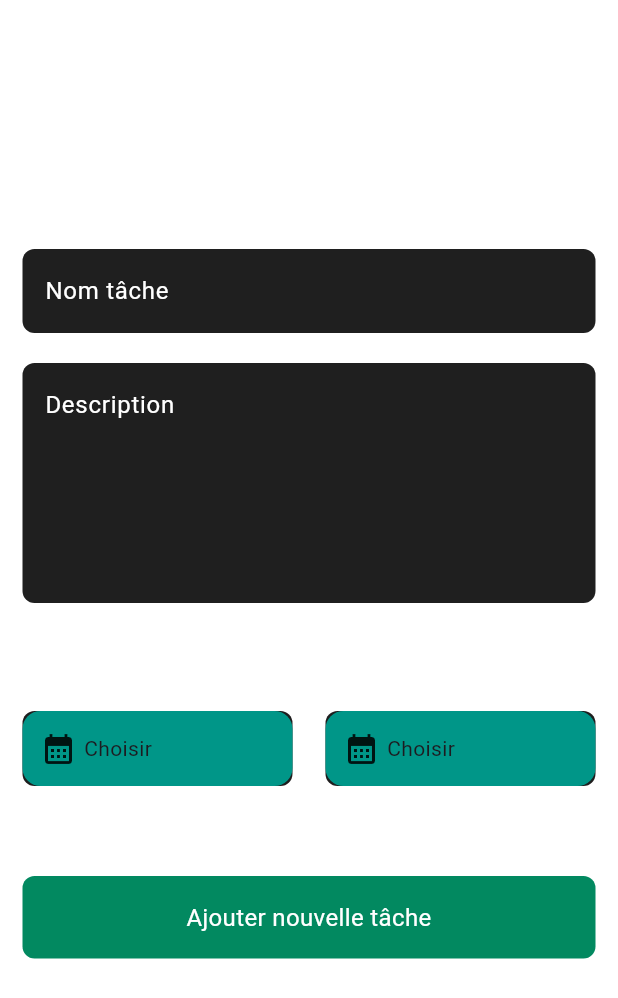
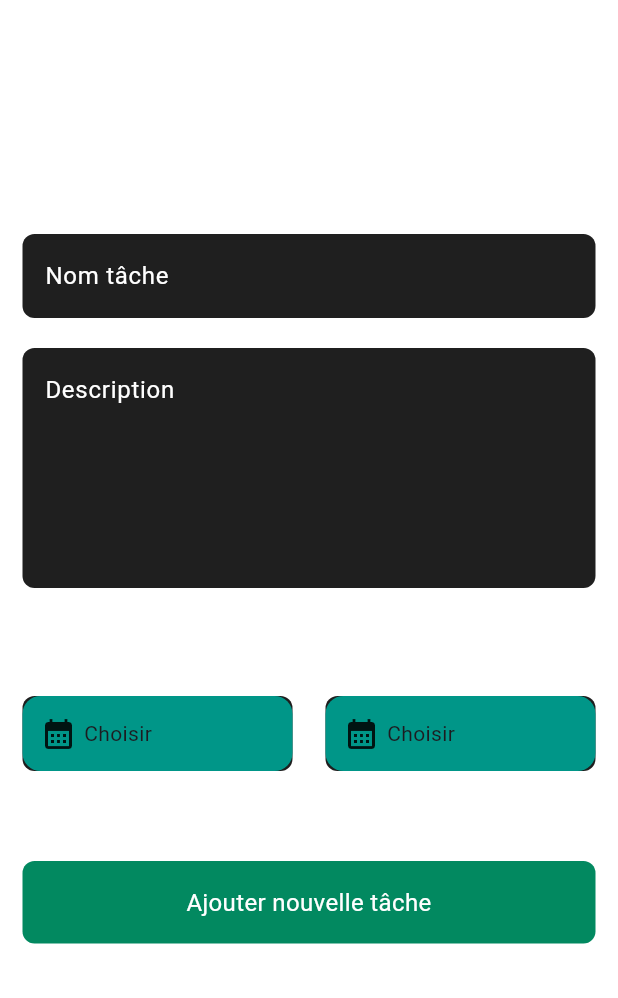
Before and after one commit to pape-medoune/wareef, a Flutter app: the addTask screen opened directly, on a phone screen of 412 x 824 dp. Shown: the top 998 px of the screen. Run offline on Flutter 3.47's test engine with Material 3 defaults, Android fonts, the phone set to English and light mode, and no system bars; our stand-ins replace another_flutter_splash_screen, cloud_firestore, crystal_navigation_bar, easy_date_timeline, firebase_auth, firebase_core and 3 more; missing offline and left inert: flame_splash_screen; accounts and stored records are empty.

Commit message:
Some Change

```diff
--- a/lib/Pages/addTask.dart
+++ b/lib/Pages/addTask.dart
@@ -30,9 +30,13 @@ class _addTaskState extends State<addTask> {
                     child: Column(
                       crossAxisAlignment: CrossAxisAlignment.center,
                       children: [
+
+                        SizedBox(
+                          height: 100,
+                        ),
                         Row(
                           crossAxisAlignment: CrossAxisAlignment.center,
-                          mainAxisAlignment: MainAxisAlignment.center,
+                          mainAxisAlignment: MainAxisAlignment.start,
                           children: [
 
                             Text(
@@ -41,11 +45,13 @@ class _addTaskState extends State<addTask> {
                                 fontSize: 25,
                                 color: Colors.white,
                               ),
+                              textAlign: TextAlign.left,
                             ),
                           ],
                         ),
+
                         SizedBox(
-                          height: 130,
+                          height: 20,
                         ),
                         Container(
                           child: Column(
```
